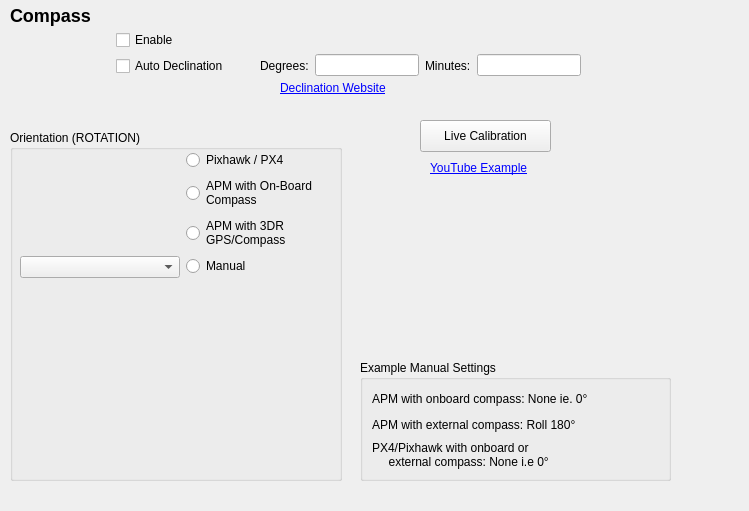
First picture: the form in src/ui/configuration/CompassConfig.ui, repository ArduPilot/apm_planner, before the edit.
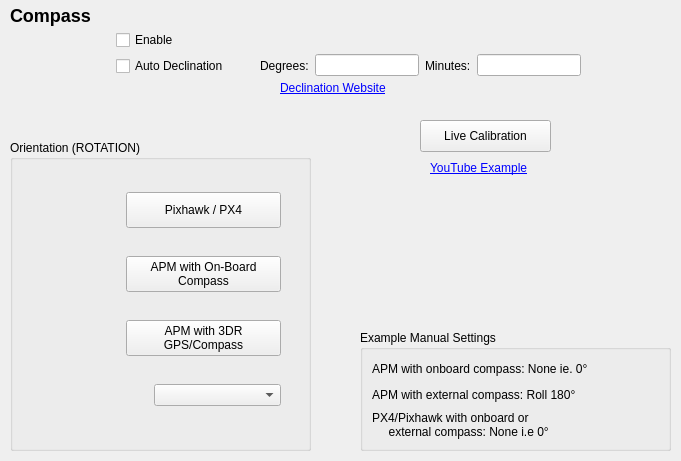
Second picture: the form after the edit. Icons and pictures are not drawn.

Commit message: Updates Compass Config Orientation UI to be easier to use

Diff of the .ui file:
```diff
--- a/src/ui/configuration/CompassConfig.ui
+++ b/src/ui/configuration/CompassConfig.ui
@@ -6,8 +6,8 @@
    <rect>
     <x>0</x>
     <y>0</y>
-    <width>749</width>
-    <height>511</height>
+    <width>681</width>
+    <height>461</height>
    </rect>
   </property>
   <property name="windowTitle">
@@ -140,99 +140,167 @@
    <property name="geometry">
     <rect>
      <x>10</x>
-     <y>130</y>
-     <width>332</width>
-     <height>351</height>
+     <y>140</y>
+     <width>301</width>
+     <height>311</height>
     </rect>
    </property>
    <property name="title">
     <string>Orientation (ROTATION)</string>
    </property>
-   <widget class="QWidget" name="formLayoutWidget">
+   <widget class="QWidget" name="">
     <property name="geometry">
      <rect>
       <x>10</x>
-      <y>20</y>
-      <width>312</width>
-      <height>311</height>
+      <y>30</y>
+      <width>261</width>
+      <height>261</height>
      </rect>
     </property>
-    <layout class="QFormLayout" name="formLayout">
-     <property name="fieldGrowthPolicy">
-      <enum>QFormLayout::FieldsStayAtSizeHint</enum>
-     </property>
-     <item row="1" column="0">
-      <widget class="QLabel" name="px4Label">
-       <property name="minimumSize">
-        <size>
-         <width>0</width>
-         <height>0</height>
-        </size>
-       </property>
-       <property name="maximumSize">
-        <size>
-         <width>100</width>
-         <height>80</height>
-        </size>
-       </property>
-       <property name="text">
-        <string/>
-       </property>
-       <property name="pixmap">
-        <pixmap resource="../../../qgroundcontrol.qrc">:/files/ardupilotmega/images/Pixhawk.png</pixmap>
-       </property>
-       <property name="scaledContents">
-        <bool>true</bool>
-       </property>
-      </widget>
-     </item>
-     <item row="1" column="1">
-      <widget class="QRadioButton" name="px4Button">
-       <property name="text">
-        <string>Pixhawk / PX4</string>
-       </property>
-      </widget>
-     </item>
-     <item row="2" column="0">
-      <widget class="QLabel" name="apmLabel">
-       <property name="maximumSize">
-        <size>
-         <width>100</width>
-         <height>100</height>
-        </size>
-       </property>
-       <property name="text">
-        <string/>
-       </property>
-       <property name="pixmap">
-        <pixmap resource="../../../qgroundcontrol.qrc">:/files/ardupilotmega/images/apm2.5.jpg</pixmap>
-       </property>
-       <property name="scaledContents">
-        <bool>true</bool>
-       </property>
-      </widget>
-     </item>
-     <item row="2" column="1">
-      <widget class="QRadioButton" name="onBoardApmButton">
-       <property name="text">
-        <string>APM with On-Board
+    <layout class="QGridLayout" name="gridLayout">
+     <item row="1" column="0" colspan="2">
+      <layout class="QHBoxLayout" name="horizontalLayout_4">
+       <item>
+        <widget class="QLabel" name="apmLabel">
+         <property name="maximumSize">
+          <size>
+           <width>100</width>
+           <height>100</height>
+          </size>
+         </property>
+         <property name="text">
+          <string/>
+         </property>
+         <property name="pixmap">
+          <pixmap resource="../../../qgroundcontrol.qrc">:/files/ardupilotmega/images/apm2.5.jpg</pixmap>
+         </property>
+         <property name="scaledContents">
+          <bool>true</bool>
+         </property>
+        </widget>
+       </item>
+       <item>
+        <widget class="QPushButton" name="onBoardApmButton">
+         <property name="minimumSize">
+          <size>
+           <width>121</width>
+           <height>36</height>
+          </size>
+         </property>
+         <property name="text">
+          <string>APM with On-Board
 Compass</string>
-       </property>
-      </widget>
+         </property>
+        </widget>
+       </item>
+      </layout>
      </item>
-     <item row="3" column="1">
-      <widget class="QRadioButton" name="gpsCompassButton">
-       <property name="text">
-        <string>APM with 3DR
+     <item row="2" column="0" colspan="2">
+      <layout class="QHBoxLayout" name="horizontalLayout_5">
+       <item>
+        <widget class="QLabel" name="compassGpsLabel">
+         <property name="minimumSize">
+          <size>
+           <width>0</width>
+           <height>0</height>
+          </size>
+         </property>
+         <property name="maximumSize">
+          <size>
+           <width>100</width>
+           <height>80</height>
+          </size>
+         </property>
+         <property name="text">
+          <string/>
+         </property>
+         <property name="pixmap">
+          <pixmap resource="../../../qgroundcontrol.qrc">:/files/ardupilotmega/images/maggps.png</pixmap>
+         </property>
+         <property name="scaledContents">
+          <bool>true</bool>
+         </property>
+        </widget>
+       </item>
+       <item>
+        <widget class="QPushButton" name="gpsCompassButton">
+         <property name="minimumSize">
+          <size>
+           <width>121</width>
+           <height>36</height>
+          </size>
+         </property>
+         <property name="text">
+          <string>APM with 3DR
 GPS/Compass</string>
+         </property>
+        </widget>
+       </item>
+      </layout>
+     </item>
+     <item row="0" column="0" colspan="2">
+      <layout class="QHBoxLayout" name="horizontalLayout_2">
+       <item>
+        <widget class="QLabel" name="px4Label">
+         <property name="minimumSize">
+          <size>
+           <width>0</width>
+           <height>0</height>
+          </size>
+         </property>
+         <property name="maximumSize">
+          <size>
+           <width>100</width>
+           <height>80</height>
+          </size>
+         </property>
+         <property name="text">
+          <string/>
+         </property>
+         <property name="pixmap">
+          <pixmap resource="../../../qgroundcontrol.qrc">:/files/ardupilotmega/images/Pixhawk.png</pixmap>
+         </property>
+         <property name="scaledContents">
+          <bool>true</bool>
+         </property>
+        </widget>
+       </item>
+       <item>
+        <widget class="QPushButton" name="px4Button">
+         <property name="minimumSize">
+          <size>
+           <width>121</width>
+           <height>36</height>
+          </size>
+         </property>
+         <property name="text">
+          <string>Pixhawk / PX4</string>
+         </property>
+        </widget>
+       </item>
+      </layout>
+     </item>
+     <item row="3" column="0">
+      <widget class="QLabel" name="savedLabel">
+       <property name="minimumSize">
+        <size>
+         <width>100</width>
+         <height>0</height>
+        </size>
+       </property>
+       <property name="text">
+        <string/>
+       </property>
+       <property name="alignment">
+        <set>Qt::AlignRight|Qt::AlignTrailing|Qt::AlignVCenter</set>
        </property>
       </widget>
      </item>
-     <item row="5" column="0">
+     <item row="3" column="1">
       <widget class="QComboBox" name="orientationComboBox">
        <property name="minimumSize">
         <size>
-         <width>160</width>
+         <width>125</width>
          <height>0</height>
         </size>
        </property>
@@ -244,38 +312,6 @@
        </property>
       </widget>
      </item>
-     <item row="5" column="1">
-      <widget class="QRadioButton" name="manualOrientationButton">
-       <property name="text">
-        <string>Manual</string>
-       </property>
-      </widget>
-     </item>
-     <item row="3" column="0">
-      <widget class="QLabel" name="compassGpsLabel">
-       <property name="minimumSize">
-        <size>
-         <width>0</width>
-         <height>0</height>
-        </size>
-       </property>
-       <property name="maximumSize">
-        <size>
-         <width>100</width>
-         <height>80</height>
-        </size>
-       </property>
-       <property name="text">
-        <string/>
-       </property>
-       <property name="pixmap">
-        <pixmap resource="../../../qgroundcontrol.qrc">:/files/ardupilotmega/images/maggps.png</pixmap>
-       </property>
-       <property name="scaledContents">
-        <bool>true</bool>
-       </property>
-      </widget>
-     </item>
     </layout>
    </widget>
   </widget>
@@ -318,7 +354,7 @@
    <property name="geometry">
     <rect>
      <x>360</x>
-     <y>360</y>
+     <y>330</y>
      <width>311</width>
      <height>121</height>
     </rect>
```
Left out of the diff: 3 changed lines with no effect on the pictures. The commit also changes 2 other files.
